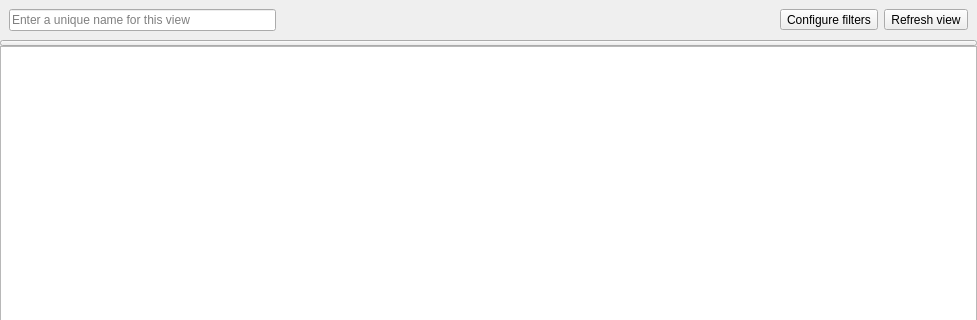
Old version of the form machinelistviewer.ui in the repository qmc2/qmc2-mame-fe; both pictures show x 0 to 977 and y 0 to 320 of the 977 by 717 pixel window.
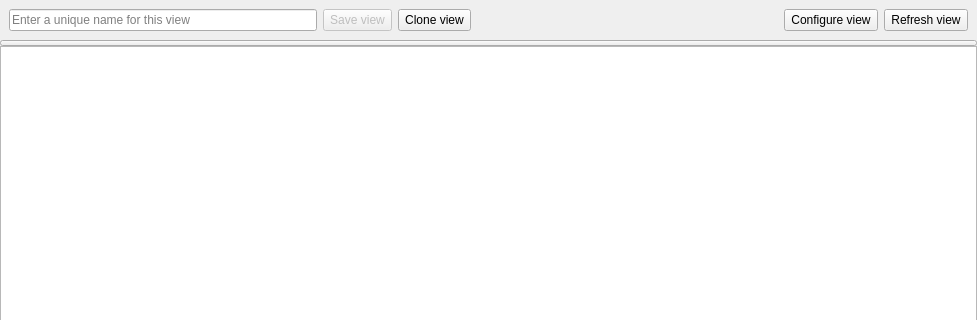
New version of the form. Icons and pictures are not drawn.

Commit message: wip: added tool buttons

The edit to the form file:
```diff
--- a/machinelistviewer.ui
+++ b/machinelistviewer.ui
@@ -23,8 +23,40 @@
    <item row="0" column="0">
     <widget class="QWidget" name="widgetConfigure" native="true">
      <layout class="QGridLayout" name="gridLayoutWidgetConfigure">
+      <item row="0" column="1">
+       <widget class="QToolButton" name="toolButtonSaveView">
+        <property name="enabled">
+         <bool>false</bool>
+        </property>
+        <property name="sizePolicy">
+         <sizepolicy hsizetype="Fixed" vsizetype="Minimum">
+          <horstretch>0</horstretch>
+          <verstretch>0</verstretch>
+         </sizepolicy>
+        </property>
+        <property name="toolTip">
+         <string>Save view</string>
+        </property>
+        <property name="text">
+         <string>Save view</string>
+        </property>
+        <property name="icon">
+         <iconset resource="qmc2.qrc">
+          <normaloff>:/data/img/filesaveas_and_apply.png</normaloff>:/data/img/filesaveas_and_apply.png</iconset>
+        </property>
+        <property name="toolButtonStyle">
+         <enum>Qt::ToolButtonTextBesideIcon</enum>
+        </property>
+       </widget>
+      </item>
       <item row="0" column="0">
        <widget class="QLineEdit" name="lineEditViewName">
+        <property name="sizePolicy">
+         <sizepolicy hsizetype="MinimumExpanding" vsizetype="Minimum">
+          <horstretch>0</horstretch>
+          <verstretch>0</verstretch>
+         </sizepolicy>
+        </property>
         <property name="toolTip">
          <string>Enter a unique name for this view</string>
         </property>
@@ -33,38 +65,30 @@
         </property>
        </widget>
       </item>
-      <item row="0" column="1">
+      <item row="0" column="4">
        <spacer name="horizontalSpacer">
         <property name="orientation">
          <enum>Qt::Horizontal</enum>
         </property>
+        <property name="sizeType">
+         <enum>QSizePolicy::MinimumExpanding</enum>
+        </property>
         <property name="sizeHint" stdset="0">
          <size>
-          <width>498</width>
+          <width>0</width>
           <height>20</height>
          </size>
         </property>
        </spacer>
       </item>
-      <item row="0" column="2">
-       <widget class="QToolButton" name="toolButtonConfigureFilters">
-        <property name="toolTip">
-         <string>Configure filters</string>
-        </property>
-        <property name="text">
-         <string>Configure filters</string>
-        </property>
-        <property name="icon">
-         <iconset resource="qmc2.qrc">
-          <normaloff>:/data/img/filter.png</normaloff>:/data/img/filter.png</iconset>
-        </property>
-        <property name="toolButtonStyle">
-         <enum>Qt::ToolButtonTextBesideIcon</enum>
-        </property>
-       </widget>
-      </item>
-      <item row="0" column="3">
+      <item row="0" column="6">
        <widget class="QToolButton" name="toolButtonRefreshView">
+        <property name="sizePolicy">
+         <sizepolicy hsizetype="Fixed" vsizetype="Minimum">
+          <horstretch>0</horstretch>
+          <verstretch>0</verstretch>
+         </sizepolicy>
+        </property>
         <property name="toolTip">
          <string>Refresh view</string>
         </property>
@@ -80,6 +104,52 @@
         </property>
        </widget>
       </item>
+      <item row="0" column="2">
+       <widget class="QToolButton" name="toolButtonCloneView">
+        <property name="sizePolicy">
+         <sizepolicy hsizetype="Fixed" vsizetype="Minimum">
+          <horstretch>0</horstretch>
+          <verstretch>0</verstretch>
+         </sizepolicy>
+        </property>
+        <property name="toolTip">
+         <string>Clone view</string>
+        </property>
+        <property name="text">
+         <string>Clone view</string>
+        </property>
+        <property name="icon">
+         <iconset resource="qmc2.qrc">
+          <normaloff>:/data/img/editcopy.png</normaloff>:/data/img/editcopy.png</iconset>
+        </property>
+        <property name="toolButtonStyle">
+         <enum>Qt::ToolButtonTextBesideIcon</enum>
+        </property>
+       </widget>
+      </item>
+      <item row="0" column="5">
+       <widget class="QToolButton" name="toolButtonConfigureView">
+        <property name="sizePolicy">
+         <sizepolicy hsizetype="Fixed" vsizetype="Minimum">
+          <horstretch>0</horstretch>
+          <verstretch>0</verstretch>
+         </sizepolicy>
+        </property>
+        <property name="toolTip">
+         <string>Configure view</string>
+        </property>
+        <property name="text">
+         <string>Configure view</string>
+        </property>
+        <property name="icon">
+         <iconset resource="qmc2.qrc">
+          <normaloff>:/data/img/filter.png</normaloff>:/data/img/filter.png</iconset>
+        </property>
+        <property name="toolButtonStyle">
+         <enum>Qt::ToolButtonTextBesideIcon</enum>
+        </property>
+       </widget>
+      </item>
      </layout>
     </widget>
    </item>
```
Left out of the diff: 4 changed lines with no effect on the pictures.
